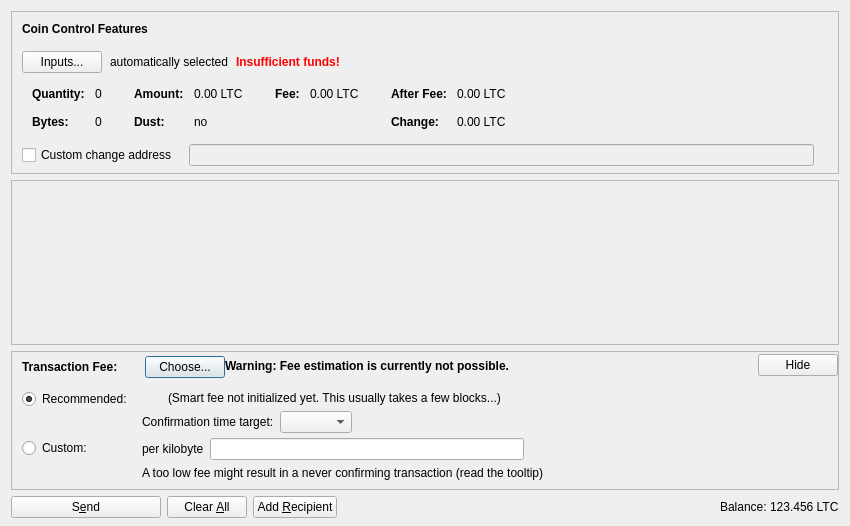
Before: the Qt Designer form src/qt/forms/sendcoinsdialog.ui in canneron/camcoin, drawn with Qt 5.
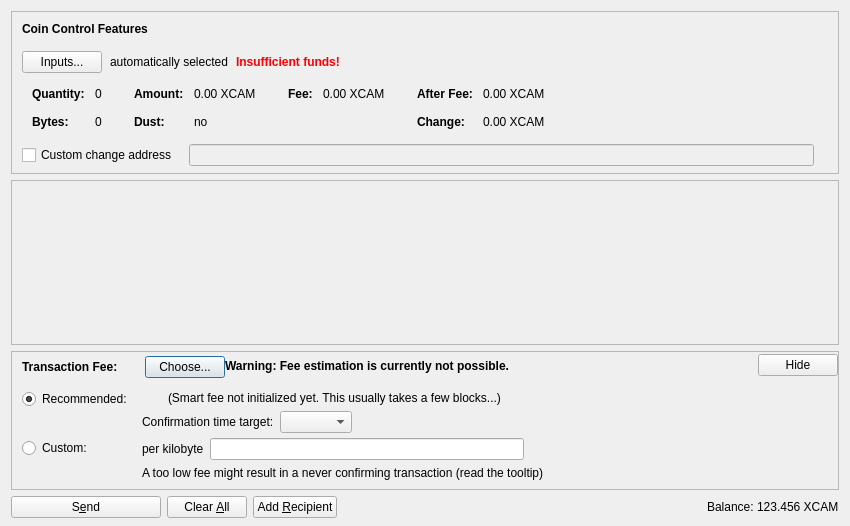
After: the same form once the commit is applied. Icons and pictures are not drawn. Custom widgets are drawn as their Qt base class.

Commit message: Third name change - LTC to XCAM

The edit to the form file:
```diff
--- a/src/qt/forms/sendcoinsdialog.ui
+++ b/src/qt/forms/sendcoinsdialog.ui
@@ -324,7 +324,7 @@
                   <enum>Qt::ActionsContextMenu</enum>
                  </property>
                  <property name="text">
-                  <string notr="true">0.00 LTC</string>
+                  <string notr="true">0.00 XCAM</string>
                  </property>
                  <property name="textInteractionFlags">
                   <set>Qt::LinksAccessibleByMouse|Qt::TextSelectableByKeyboard|Qt::TextSelectableByMouse</set>
@@ -404,7 +404,7 @@
                   <enum>Qt::ActionsContextMenu</enum>
                  </property>
                  <property name="text">
-                  <string notr="true">0.00 LTC</string>
+                  <string notr="true">0.00 XCAM</string>
                  </property>
                  <property name="textInteractionFlags">
                   <set>Qt::LinksAccessibleByMouse|Qt::TextSelectableByKeyboard|Qt::TextSelectableByMouse</set>
@@ -455,7 +455,7 @@
                   <enum>Qt::ActionsContextMenu</enum>
                  </property>
                  <property name="text">
-                  <string notr="true">0.00 LTC</string>
+                  <string notr="true">0.00 XCAM</string>
                  </property>
                  <property name="textInteractionFlags">
                   <set>Qt::LinksAccessibleByMouse|Qt::TextSelectableByKeyboard|Qt::TextSelectableByMouse</set>
@@ -484,7 +484,7 @@
                   <enum>Qt::ActionsContextMenu</enum>
                  </property>
                  <property name="text">
-                  <string notr="true">0.00 LTC</string>
+                  <string notr="true">0.00 XCAM</string>
                  </property>
                  <property name="textInteractionFlags">
                   <set>Qt::LinksAccessibleByMouse|Qt::TextSelectableByKeyboard|Qt::TextSelectableByMouse</set>
@@ -1204,7 +1204,7 @@
           <cursorShape>IBeamCursor</cursorShape>
          </property>
          <property name="text">
-          <string notr="true">123.456 LTC</string>
+          <string notr="true">123.456 XCAM</string>
          </property>
          <property name="textInteractionFlags">
           <set>Qt::LinksAccessibleByMouse|Qt::TextSelectableByKeyboard|Qt::TextSelectableByMouse</set>
```
The commit also changes 16 other files.
